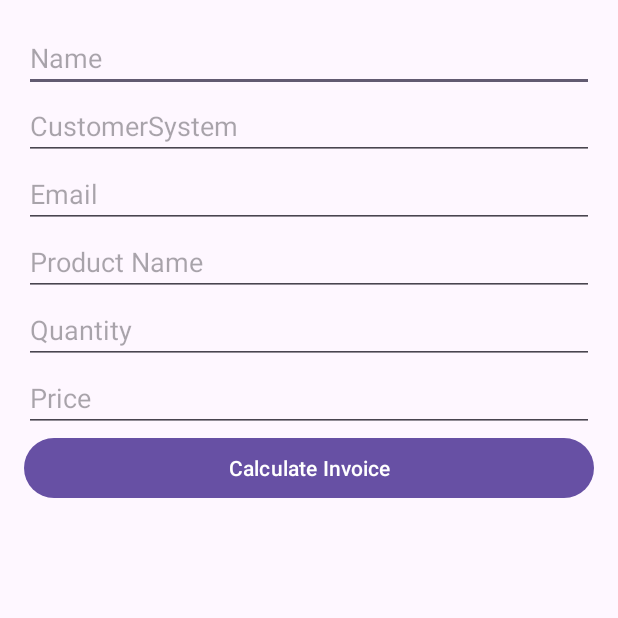
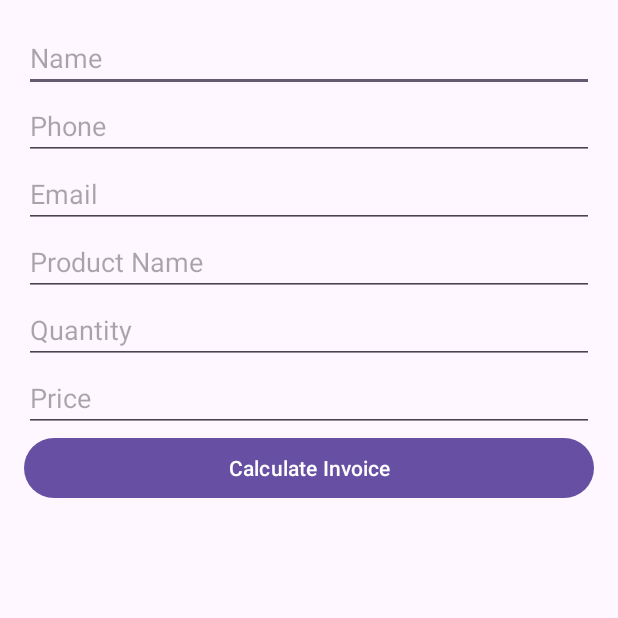
Before and after one commit to Pkson13/Customer-Invoice-APP, an Android app: the screen it shows after launch (MainActivity), on a phone screen of 412 x 824 dp, the top half of it. Run offline under Robolectric (Android 15) with nearby library versions, the light colour scheme and no system bars; 1 statement that could not run was skipped.

Commit message:
add invoice and database creation logic

```diff
--- a/app/src/main/java/com/example/customersystem/MainActivity.java
+++ b/app/src/main/java/com/example/customersystem/MainActivity.java
@@ -1,24 +1,61 @@
 package com.example.customersystem;
 
 import android.os.Bundle;
+import android.widget.Button;
+import android.widget.EditText;
+import android.widget.TextView;
 
-import androidx.activity.EdgeToEdge;
 import androidx.appcompat.app.AppCompatActivity;
-import androidx.core.graphics.Insets;
-import androidx.core.view.ViewCompat;
-import androidx.core.view.WindowInsetsCompat;
+
 
 public class MainActivity extends AppCompatActivity {
+    EditText nameInput, phoneInput, emailInput, productName, quantity, price;
+    TextView invoiceOutput;
+    Button calculateBtn;
+    DBHelper db;
 
     @Override
     protected void onCreate(Bundle savedInstanceState) {
         super.onCreate(savedInstanceState);
-        EdgeToEdge.enable(this);
         setContentView(R.layout.activity_main);
-        ViewCompat.setOnApplyWindowInsetsListener(findViewById(R.id.main), (v, insets) -> {
-            Insets systemBars = insets.getInsets(WindowInsetsCompat.Type.systemBars());
-            v.setPadding(systemBars.left, systemBars.top, systemBars.right, systemBars.bottom);
-            return insets;
-        });
+        db = new DBHelper(this);
+
+        nameInput = findViewById(R.id.nameInput);
+        phoneInput = findViewById(R.id.phoneInput);
+        emailInput = findViewById(R.id.emailInput);
+        productName = findViewById(R.id.productName);
+        quantity = findViewById(R.id.quantity);
+        price = findViewById(R.id.price);
+        calculateBtn = findViewById(R.id.calculateBtn);
+        invoiceOutput = findViewById(R.id.invoiceOutput);
+
+        calculateBtn.setOnClickListener(v -> calculateInvoice());
     }
+
+    private void calculateInvoice() {
+        String name = nameInput.getText().toString();
+        String phone = phoneInput.getText().toString();
+        String email = emailInput.getText().toString();
+        String product = productName.getText().toString();
+        int qty = Integer.parseInt(quantity.getText().toString());
+        double unitPrice = Double.parseDouble(price.getText().toString());
+
+        db.insertCustomer(name, phone, email);
+
+        double subtotal = qty * unitPrice;
+        double tax = subtotal * 0.1;
+        double discount = subtotal * 0.05;
+        double total = subtotal + tax - discount;
+
+        String invoice = "Customer: " + name + "\n"
+                + "Product: " + product + "\n"
+                + "Qty: " + qty + ", Price: " + unitPrice + "\n"
+                + "Subtotal: " + subtotal + "\n"
+                + "Tax (10%): " + tax + "\n"
+                + "Discount (5%): " + discount + "\n"
+                + "Total: " + total;
+
+        invoiceOutput.setText(invoice);
+    }
+
 }
--- a/app/src/main/res/layout/activity_main.xml
+++ b/app/src/main/res/layout/activity_main.xml
@@ -10,8 +10,14 @@
         android:layout_height="wrap_content">
 
         <!-- Customer Info -->
-        <EditText android:inputType="text" android:id="@+id/nameInput" android:hint="Name" android:layout_width="match_parent" android:layout_height="wrap_content"/>
-        <EditText android:id="@+id/phoneInput" android:hint="@string/app_name" android:inputType="phone" android:layout_width="match_parent" android:layout_height="wrap_content"/>
+        <EditText
+            android:id="@+id/nameInput"
+            android:layout_width="match_parent"
+            android:layout_height="wrap_content"
+            android:hint="Name"
+            android:inputType="text" />
+
+        <EditText android:id="@+id/phoneInput" android:hint="Phone" android:inputType="phone" android:layout_width="match_parent" android:layout_height="wrap_content"/>
         <EditText android:id="@+id/emailInput" android:hint="Email" android:layout_width="match_parent" android:layout_height="wrap_content"/>
 
         <!-- Invoice Item -->
@@ -23,5 +29,27 @@
 
         <!-- Output -->
         <TextView android:id="@+id/invoiceOutput" android:textSize="16sp" android:paddingTop="10dp" android:layout_width="match_parent" android:layout_height="wrap_content"/>
+
+        <TableLayout
+            android:layout_width="match_parent"
+            android:layout_height="match_parent">
+
+            <TableRow
+                android:layout_width="match_parent"
+                android:layout_height="match_parent"
+                android:minHeight="10dp" />
+
+            <TableRow
+                android:layout_width="match_parent"
+                android:layout_height="match_parent" />
+
+            <TableRow
+                android:layout_width="match_parent"
+                android:layout_height="match_parent" />
+
+            <TableRow
+                android:layout_width="match_parent"
+                android:layout_height="match_parent" />
+        </TableLayout>
     </LinearLayout>
 </ScrollView>
```
